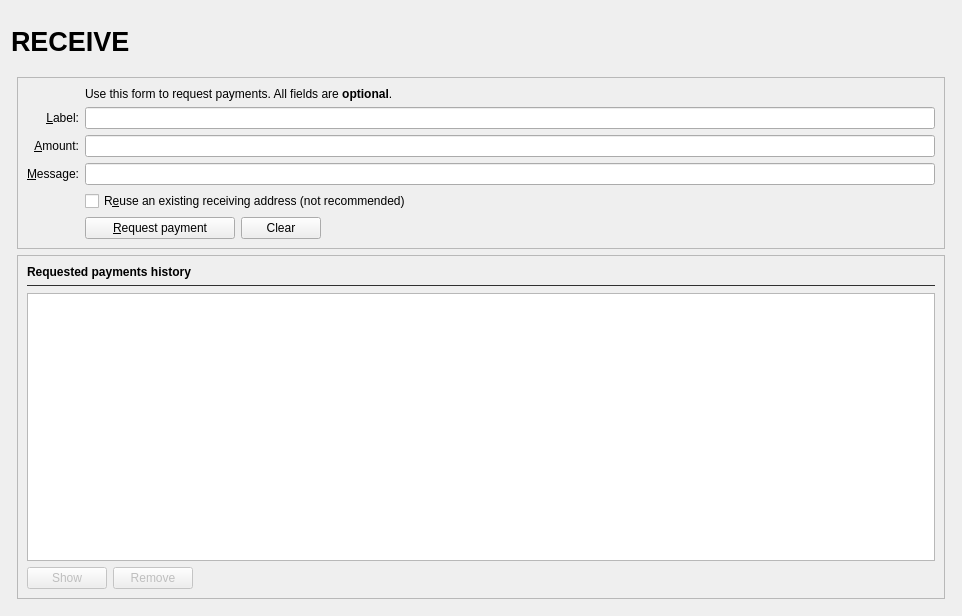
avymantech/lobstex, file src/qt/forms/receivecoinsdialog.ui: the form before one commit.
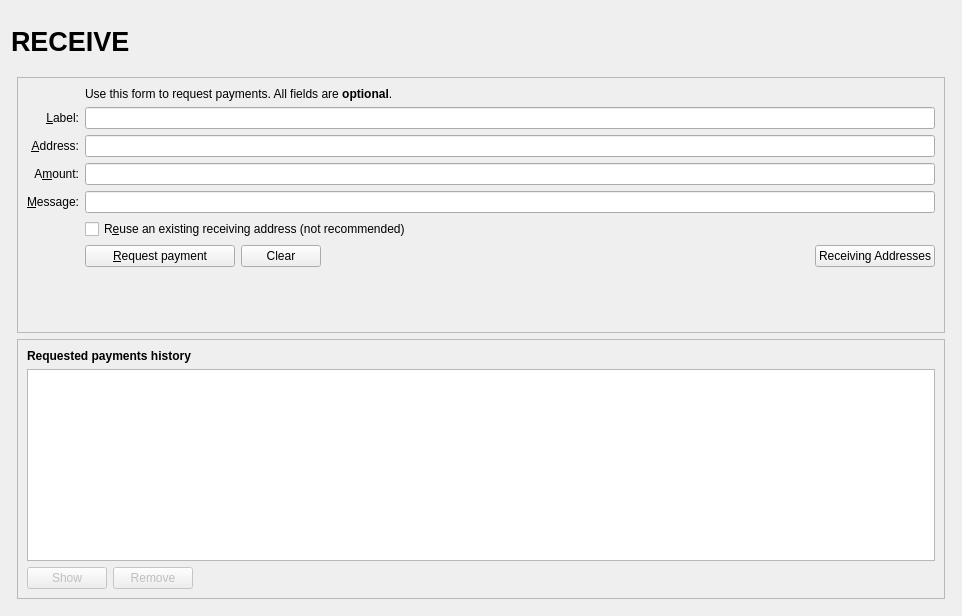
The form after the commit. Icons and pictures are not drawn. Custom widgets are drawn as their Qt base class.

Patch:
```diff
--- a/src/qt/forms/receivecoinsdialog.ui
+++ b/src/qt/forms/receivecoinsdialog.ui
@@ -122,7 +122,7 @@
         <item>
          <widget class="QFrame" name="frame2">
           <property name="sizePolicy">
-           <sizepolicy hsizetype="Preferred" vsizetype="Minimum">
+           <sizepolicy hsizetype="Preferred" vsizetype="Expanding">
             <horstretch>0</horstretch>
             <verstretch>0</verstretch>
            </sizepolicy>
@@ -136,33 +136,101 @@
           <layout class="QVBoxLayout" name="verticalLayout_3">
            <item>
             <layout class="QGridLayout" name="gridLayout">
-             <item row="7" column="0">
-              <widget class="QLabel" name="label_4">
+             <item row="2" column="2">
+              <widget class="QLabel" name="label_5">
                <property name="text">
-                <string/>
+                <string>Use this form to request payments. All fields are &lt;b&gt;optional&lt;/b&gt;.</string>
+               </property>
+              </widget>
+             </item>
+             <item row="4" column="0">
+              <widget class="QLabel" name="label_2">
+               <property name="toolTip">
+                <string>An optional label to associate with the new receiving address.</string>
+               </property>
+               <property name="text">
+                <string>&amp;Label:</string>
+               </property>
+               <property name="alignment">
+                <set>Qt::AlignRight|Qt::AlignTrailing|Qt::AlignVCenter</set>
+               </property>
+               <property name="buddy">
+                <cstring>reqLabel</cstring>
+               </property>
+              </widget>
+             </item>
+             <item row="4" column="2">
+              <widget class="QLineEdit" name="reqLabel">
+               <property name="toolTip">
+                <string>An optional label to associate with the new receiving address.</string>
                </property>
               </widget>
              </item>
              <item row="5" column="0">
               <widget class="QLabel" name="label">
                <property name="toolTip">
-                <string>An optional amount to request. Leave this empty or zero to not request a specific amount.</string>
+                <string>Your receiving address. You can copy and use it to receive coins on this wallet. A new one will be generated once it is used.</string>
                </property>
                <property name="text">
-                <string>&amp;Amount:</string>
+                <string>&amp;Address:</string>
                </property>
                <property name="alignment">
                 <set>Qt::AlignRight|Qt::AlignTrailing|Qt::AlignVCenter</set>
                </property>
                <property name="buddy">
-                <cstring>reqAmount</cstring>
+                <cstring>reqAddress</cstring>
+               </property>
+              </widget>
+             </item>
+             <item row="5" column="2">
+              <widget class="QLineEdit" name="reqAddress">
+               <property name="minimumSize">
+                <size>
+                 <width>80</width>
+                 <height>0</height>
+                </size>
+               </property>
+               <property name="toolTip">
+                <string>Your receiving address. You can copy and use it to receive coins on this wallet. A new one will be generated once it is used.</string>
+               </property>
+               <property name="readOnly">
+                <bool>true</bool>
                </property>
               </widget>
              </item>
              <item row="6" column="0">
+              <widget class="QLabel" name="label">
+               <property name="toolTip">
+                <string>An optional amount to request. Leave this empty or zero to not request a specific amount.</string>
+               </property>
+               <property name="text">
+                <string>A&amp;mount:</string>
+               </property>
+               <property name="alignment">
+                <set>Qt::AlignRight|Qt::AlignTrailing|Qt::AlignVCenter</set>
+               </property>
+               <property name="buddy">
+                <cstring>reqAmount</cstring>
+               </property>
+              </widget>
+             </item>
+             <item row="6" column="2">
+              <widget class="BitcoinAmountField" name="reqAmount">
+               <property name="minimumSize">
+                <size>
+                 <width>80</width>
+                 <height>0</height>
+                </size>
+               </property>
+               <property name="toolTip">
+                <string>An optional amount to request. Leave this empty or zero to not request a specific amount.</string>
+               </property>
+              </widget>
+             </item>
+             <item row="7" column="0">
               <widget class="QLabel" name="label_3">
                <property name="toolTip">
-                <string>An optional message to attach to the payment request, which will be displayed when the request is opened. Note: The message will not be sent with the payment over the Altair network.</string>
+                <string>An optional message to attach to the payment request, which will be displayed when the request is opened. Note: The message will not be sent with the payment over the Lobstex network.</string>
                </property>
                <property name="text">
                 <string>&amp;Message:</string>
@@ -175,7 +243,38 @@
                </property>
               </widget>
              </item>
+             <item row="7" column="2">
+              <widget class="QLineEdit" name="reqMessage">
+               <property name="toolTip">
+                <string>An optional message to attach to the payment request, which will be displayed when the request is opened.&lt;br&gt;Note: The message will not be sent with the payment over the Lobstex network.</string>
+               </property>
+              </widget>
+             </item>
+             <item row="8" column="0">
+              <widget class="QLabel" name="label_4">
+               <property name="text">
+                <string/>
+               </property>
+              </widget>
+             </item>
              <item row="8" column="2">
+              <widget class="QCheckBox" name="reuseAddress">
+               <property name="toolTip">
+                <string>Reuse one of the previously used receiving addresses.&lt;br&gt;Reusing addresses has security and privacy issues.&lt;br&gt;Do not use this unless re-generating a payment request made before.</string>
+               </property>
+               <property name="text">
+                <string>R&amp;euse an existing receiving address (not recommended)</string>
+               </property>
+              </widget>
+             </item>
+             <item row="9" column="0">
+              <widget class="QLabel" name="label_7">
+               <property name="text">
+                <string/>
+               </property>
+              </widget>
+             </item>
+             <item row="9" column="2">
               <layout class="QHBoxLayout" name="horizontalLayout">
                <item>
                 <widget class="QPushButton" name="receiveButton">
@@ -188,10 +287,6 @@
                  <property name="text">
                   <string>&amp;Request payment</string>
                  </property>
-                 <property name="icon">
-                  <iconset resource="../lobstex.qrc">
-                   <normaloff>:/icons/receiving_addresses</normaloff>:/icons/receiving_addresses</iconset>
-                 </property>
                 </widget>
                </item>
                <item>
@@ -208,10 +303,6 @@
                  <property name="text">
                   <string>Clear</string>
                  </property>
-                 <property name="icon">
-                  <iconset resource="../lobstex.qrc">
-                   <normaloff>:/icons/remove</normaloff>:/icons/remove</iconset>
-                 </property>
                  <property name="autoDefault">
                   <bool>false</bool>
                  </property>
@@ -230,74 +321,30 @@
                  </property>
                 </spacer>
                </item>
+               <item>
+                <widget class="QPushButton" name="receivingAddressesButton">
+                 <property name="text">
+                  <string>Receiving Addresses</string>
+                 </property>
+                 <property name="autoDefault">
+                  <bool>false</bool>
+                 </property>
+                </widget>
+               </item>
               </layout>
              </item>
-             <item row="5" column="2">
-              <widget class="BitcoinAmountField" name="reqAmount">
-               <property name="minimumSize">
+             <item row="10" column="2">
+              <spacer name="verticalSpacer">
+               <property name="orientation">
+                <enum>Qt::Vertical</enum>
+               </property>
+               <property name="sizeHint" stdset="0">
                 <size>
-                 <width>80</width>
-                 <height>0</height>
+                 <width>20</width>
+                 <height>40</height>
                 </size>
                </property>
-               <property name="toolTip">
-                <string>An optional amount to request. Leave this empty or zero to not request a specific amount.</string>
-               </property>
-              </widget>
-             </item>
-             <item row="8" column="0">
-              <widget class="QLabel" name="label_7">
-               <property name="text">
-                <string/>
-               </property>
-              </widget>
-             </item>
-             <item row="4" column="0">
-              <widget class="QLabel" name="label_2">
-               <property name="toolTip">
-                <string>An optional label to associate with the new receiving address.</string>
-               </property>
-               <property name="text">
-                <string>&amp;Label:</string>
-               </property>
-               <property name="alignment">
-                <set>Qt::AlignRight|Qt::AlignTrailing|Qt::AlignVCenter</set>
-               </property>
-               <property name="buddy">
-                <cstring>reqLabel</cstring>
-               </property>
-              </widget>
-             </item>
-             <item row="7" column="2">
-              <widget class="QCheckBox" name="reuseAddress">
-               <property name="toolTip">
-                <string>Reuse one of the previously used receiving addresses.&lt;br&gt;Reusing addresses has security and privacy issues.&lt;br&gt;Do not use this unless re-generating a payment request made before.</string>
-               </property>
-               <property name="text">
-                <string>R&amp;euse an existing receiving address (not recommended)</string>
-               </property>
-              </widget>
-             </item>
-             <item row="4" column="2">
-              <widget class="QLineEdit" name="reqLabel">
-               <property name="toolTip">
-                <string>An optional label to associate with the new receiving address.</string>
-               </property>
-              </widget>
-             </item>
-             <item row="6" column="2">
-              <widget class="QLineEdit" name="reqMessage">
-               <property name="toolTip">
-                <string>An optional message to attach to the payment request, which will be displayed when the request is opened.&lt;br&gt;Note: The message will not be sent with the payment over the Altair network.</string>
-               </property>
-              </widget>
-             </item>
-             <item row="2" column="2">
-              <widget class="QLabel" name="label_5">
-               <property name="text">
-                <string>Use this form to request payments. All fields are &lt;b&gt;optional&lt;/b&gt;.</string>
-               </property>
-              </widget>
+              </spacer>
              </item>
             </layout>
            </item>
@@ -332,56 +379,6 @@
              </property>
             </widget>
            </item>
-           <item>
-            <widget class="Line" name="line">
-             <property name="sizePolicy">
-              <sizepolicy hsizetype="Minimum" vsizetype="Fixed">
-               <horstretch>0</horstretch>
-               <verstretch>0</verstretch>
-              </sizepolicy>
-             </property>
-             <property name="minimumSize">
-              <size>
-               <width>0</width>
-               <height>1</height>
-              </size>
-             </property>
-             <property name="maximumSize">
-              <size>
-               <width>16777215</width>
-               <height>1</height>
-              </size>
-             </property>
-             <property name="baseSize">
-              <size>
-               <width>0</width>
-               <height>1</height>
-              </size>
-             </property>
-             <property name="styleSheet">
-              <string notr="true">border:1px solid; border-color:#303030; </string>
-             </property>
-             <property name="orientation">
-              <enum>Qt::Horizontal</enum>
-             </property>
-            </widget>
-           </item>
-           <item>
-            <spacer name="verticalSpacer">
-             <property name="orientation">
-              <enum>Qt::Vertical</enum>
-             </property>
-             <property name="sizeType">
-              <enum>QSizePolicy::Fixed</enum>
-             </property>
-             <property name="sizeHint" stdset="0">
-              <size>
-               <width>20</width>
-               <height>1</height>
-              </size>
-             </property>
-            </spacer>
-           </item>
            <item>
             <widget class="QTableView" name="recentRequestsView">
              <property name="palette">
@@ -445,10 +442,6 @@
                <property name="text">
                 <string>Show</string>
                </property>
-               <property name="icon">
-                <iconset resource="../lobstex.qrc">
-                 <normaloff>:/icons/edit</normaloff>:/icons/edit</iconset>
-               </property>
                <property name="autoDefault">
                 <bool>false</bool>
                </property>
@@ -465,10 +458,6 @@
                <property name="text">
                 <string>Remove</string>
                </property>
-               <property name="icon">
-                <iconset resource="../lobstex.qrc">
-                 <normaloff>:/icons/remove</normaloff>:/icons/remove</iconset>
-               </property>
                <property name="autoDefault">
                 <bool>false</bool>
                </property>
```
Left out of the diff: 5 changed lines with no effect on the pictures.
